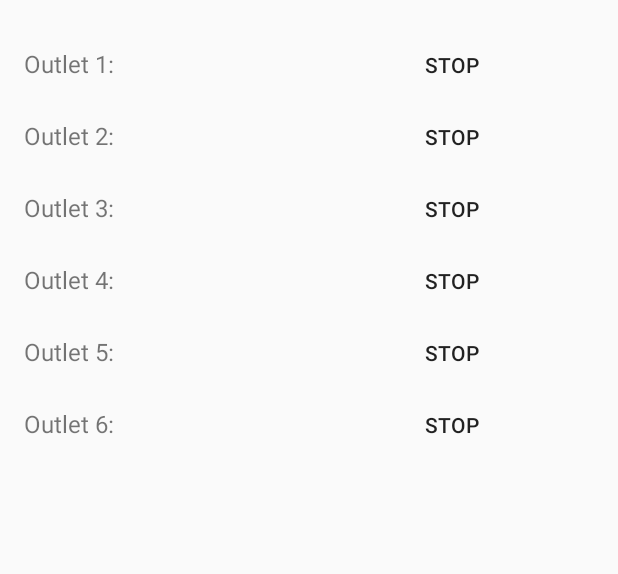
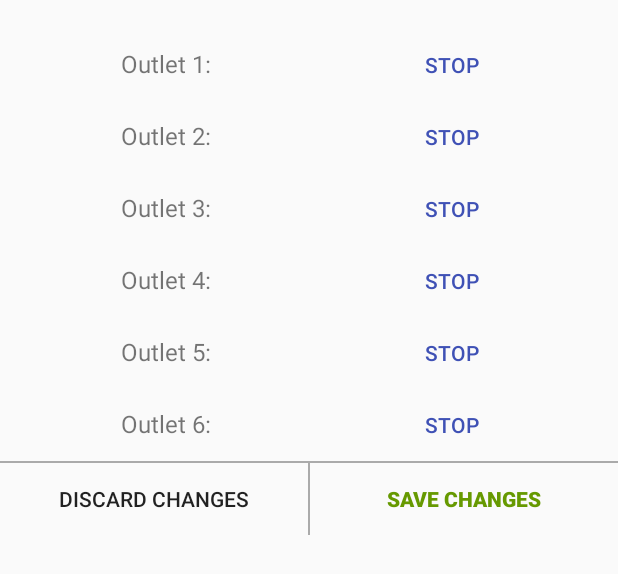
Before and after one commit to chonhao/Make-ROV, an Android app: the layout alertdialog_edit_motor_profile.xml on its own in the app's theme, with its tools: preview values and no code run, on a phone screen of 412 x 824 dp. Shown: the top 574 px of the screen. Run offline under Robolectric (Android 15) with nearby library versions, the phone set to English and light mode, and no system bars.

Commit message:
Dialog for edit Multi Motor Allocation created
Dialog for edit Multi Motor Allocation created, possible to change the
status of the button : STOP, POSITIVE, NEGATIVE.
reset the status when dismiss the dialog
—
Input-filename-dialog: hint is set and “New_Profile” is set as the
default Filename. SoftKeyboard will launch when dialog showed. dialog
won’t continue unless it get the file name input.

saveBtn in EditMotorAllocationProfile activity remove because save
button is already existed in each movement dialog.

```diff
--- a/Make-ROV-android/app/src/main/res/layout/alertdialog_edit_motor_profile.xml
+++ b/Make-ROV-android/app/src/main/res/layout/alertdialog_edit_motor_profile.xml
@@ -15,6 +15,7 @@
             android:layout_weight="1"
             android:layout_marginLeft="16dp"
             android:text="Outlet 1:"
+            android:gravity="center_vertical|center_horizontal"
             android:textSize="16dp"
             />
         <Button
@@ -24,6 +25,7 @@
             android:layout_weight="1"
             android:layout_marginRight="16dp"
             android:text="STOP"
+            android:textColor="@color/primaryColor"
             style="?android:attr/borderlessButtonStyle"/>
     </LinearLayout>
     <LinearLayout
@@ -37,6 +39,7 @@
             android:layout_marginLeft="16dp"
             android:text="Outlet 2:"
             android:textSize="16dp"
+            android:gravity="center_vertical|center_horizontal"
             />
         <Button
             android:id="@+id/outlet2StatusBtn"
@@ -45,6 +48,7 @@
             android:layout_weight="1"
             android:layout_marginRight="16dp"
             android:text="STOP"
+            android:textColor="@color/primaryColor"
             style="?android:attr/borderlessButtonStyle"/>
     </LinearLayout>
     <LinearLayout
@@ -58,6 +62,7 @@
             android:layout_marginLeft="16dp"
             android:text="Outlet 3:"
             android:textSize="16dp"
+            android:gravity="center_vertical|center_horizontal"
             />
         <Button
             android:id="@+id/outlet3StatusBtn"
@@ -66,6 +71,7 @@
             android:layout_weight="1"
             android:layout_marginRight="16dp"
             android:text="STOP"
+            android:textColor="@color/primaryColor"
             style="?android:attr/borderlessButtonStyle"/>
     </LinearLayout>
     <LinearLayout
@@ -79,6 +85,7 @@
             android:layout_marginLeft="16dp"
             android:text="Outlet 4:"
             android:textSize="16dp"
+            android:gravity="center_vertical|center_horizontal"
             />
         <Button
             android:id="@+id/outlet4StatusBtn"
@@ -87,6 +94,7 @@
             android:layout_weight="1"
             android:layout_marginRight="16dp"
             android:text="STOP"
+            android:textColor="@color/primaryColor"
             style="?android:attr/borderlessButtonStyle"/>
     </LinearLayout>
     <LinearLayout
@@ -100,6 +108,7 @@
             android:layout_marginLeft="16dp"
             android:text="Outlet 5:"
             android:textSize="16dp"
+            android:gravity="center_vertical|center_horizontal"
             />
         <Button
             android:id="@+id/outlet5StatusBtn"
@@ -108,6 +117,7 @@
             android:layout_weight="1"
             android:layout_marginRight="16dp"
             android:text="STOP"
+            android:textColor="@color/primaryColor"
             style="?android:attr/borderlessButtonStyle"/>
     </LinearLayout>
     <LinearLayout
@@ -121,6 +131,7 @@
             android:layout_marginLeft="16dp"
             android:text="Outlet 6:"
             android:textSize="16dp"
+            android:gravity="center_vertical|center_horizontal"
             />
         <Button
             android:id="@+id/outlet6StatusBtn"
@@ -129,8 +140,39 @@
             android:layout_weight="1"
             android:layout_marginRight="16dp"
             android:text="STOP"
+            android:textColor="@color/primaryColor"
             style="?android:attr/borderlessButtonStyle"/>
     </LinearLayout>
+    <View
+        android:layout_width="fill_parent"
+        android:layout_height="1dp"
+        android:background="@android:color/darker_gray"/>
+    <LinearLayout
+        android:layout_width="fill_parent"
+        android:layout_height="wrap_content"
+        android:orientation="horizontal">
+        <Button
+            android:id="@+id/discardBtn"
+            android:layout_width="fill_parent"
+            android:layout_height="wrap_content"
+            android:layout_weight="1"
+            android:text="Discard Changes"
+            style="?android:attr/borderlessButtonStyle"/>
+        <View
+            android:layout_width="1dp"
+            android:layout_height="48dp"
+            android:background="@android:color/darker_gray"/>
+        <Button
+            android:id="@+id/saveChangesBtn"
+            android:layout_width="fill_parent"
+            android:layout_height="wrap_content"
+            android:layout_weight="1"
+            android:text="Save Changes"
+            android:textStyle="bold"
+            android:textColor="@android:color/holo_green_dark"
+            style="?android:attr/borderlessButtonStyle"/>
+
+        </LinearLayout>
 
 
 
--- a/Make-ROV-android/app/src/main/res/menu/menu_edit_motor_allocation_profiles.xml
+++ b/Make-ROV-android/app/src/main/res/menu/menu_edit_motor_allocation_profiles.xml
@@ -4,9 +4,6 @@
     tools:context="com.rov.pcms.make_rov.EditMotorAllocationProfiles">
     <!--<item android:id="@+id/action_settings" android:title="@string/action_settings"-->
         <!--android:orderInCategory="100" app:showAsAction="never" />-->
-    <item android:id="@+id/saveMotorProfile" android:title="Save changes"
-        android:orderInCategory="150" app:showAsAction="always"
-        android:icon="@drawable/ic_file_download_white_24dp"/>
     <item android:id="@+id/exportMotorProfile" android:title="Export"
         android:orderInCategory="250" app:showAsAction="always"
         android:icon="@drawable/ic_launch_white_24dp"/>
```
Also changed, not shown: Make-ROV-android/app/src/main/java/com/rov/pcms/make_rov/EditMotorAllocationProfiles.java (+84 -21 lines), Make-ROV-android/app/src/main/java/com/rov/pcms/make_rov/MultiMotorAllocationActivity.java (+33 -8 lines).
